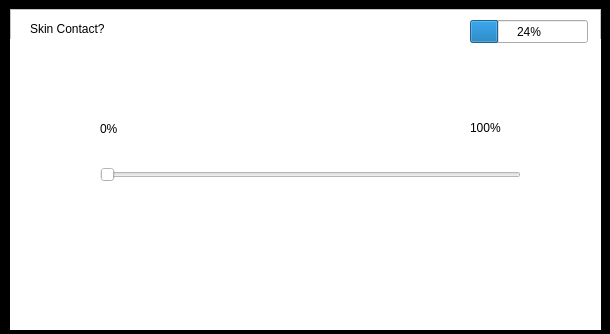
The window that JoshUI/denasui.ui (cameronSlupeiks/DenasEmulator) describes before a commit, drawn with Qt 5; both pictures show x 0 to 610 and y 0 to 334 of the 610 by 604 pixel window.
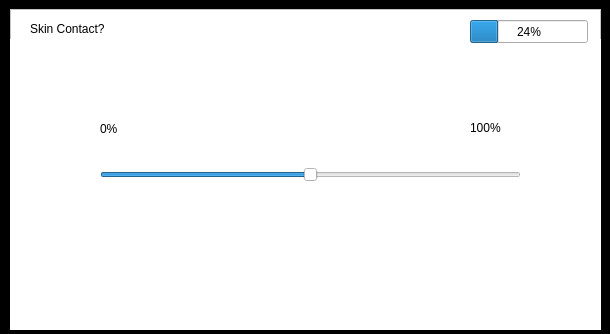
The same window after the commit. The open tabs and pages were chosen to show the change.

Commit message: Media player library for sound and some functinos(incomplete). Ui updates for settings

```diff
--- a/JoshUI/denasui.ui
+++ b/JoshUI/denasui.ui
@@ -673,6 +673,15 @@
          <height>51</height>
         </rect>
        </property>
+       <property name="minimum">
+        <number>-100</number>
+       </property>
+       <property name="maximum">
+        <number>100</number>
+       </property>
+       <property name="sliderPosition">
+        <number>0</number>
+       </property>
        <property name="orientation">
         <enum>Qt::Horizontal</enum>
        </property>
```
Left out of the diff: 8 changed lines with no effect on the pictures. The commit also changes 3 other files.
